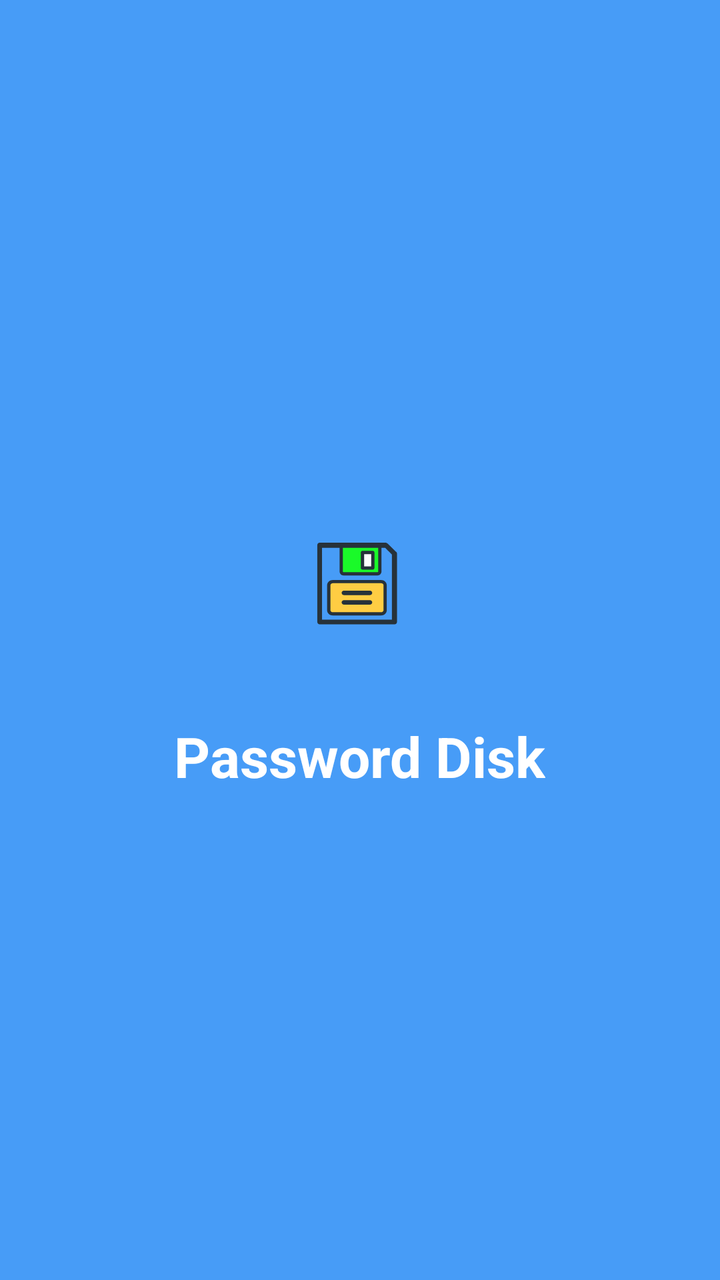
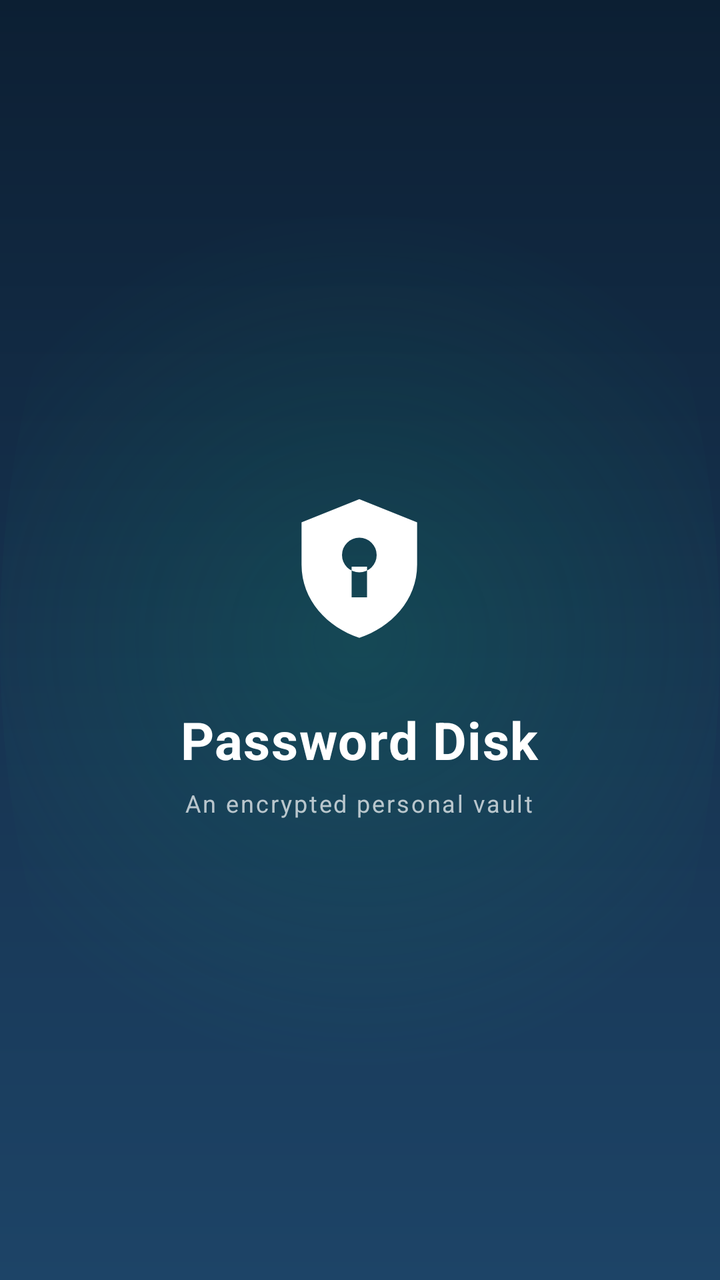

Two renders of the same Android screen: before a commit and after it. Below are the layout's source before the change and the commit's diff.
<!-- AndroidManifest.xml: activity theme Theme.PasswordDisk.Splash -->
<!-- res/layout/activity_splash.xml -->
<?xml version="1.0" encoding="utf-8"?>
<FrameLayout xmlns:android="http://schemas.android.com/apk/res/android"
    android:layout_width="match_parent"
    android:layout_height="match_parent"
    android:background="@color/blue">

    <LinearLayout
        android:layout_width="wrap_content"
        android:layout_height="wrap_content"
        android:layout_gravity="center"
        android:gravity="center"
        android:orientation="vertical">

        <ImageView
            android:id="@+id/app_icon"
            android:layout_width="100dp"
            android:layout_height="100dp"
            android:src="@drawable/ic_launcher_foreground"
            android:scaleType="fitCenter" />

        <TextView
            android:id="@+id/app_name"
            android:layout_width="wrap_content"
            android:layout_height="wrap_content"
            android:layout_marginTop="16dp"
            android:text="@string/app_name"
            android:textColor="@android:color/white"
            android:textSize="28sp"
            android:textStyle="bold" />

    </LinearLayout>

</FrameLayout>
<!-- resources referenced by this layout -->
<resources>
  <color name="blue">#FF479CF7</color>
  <!-- drawable ic_launcher_foreground (drawable) -->
  <vector xmlns:android="http://schemas.android.com/apk/res/android"
      android:width="108dp"
      android:height="108dp"
      android:viewportWidth="216"
      android:viewportHeight="216">
  
      <path
          android:pathData="M147.6,70.4L138.7,61.6c-0.7,-0.7 -1.6,-1.1 -2.6,-1.1H65.3c-1.5,0 -2.7,1.2 -2.7,2.7v82.8c0,1.5 1.2,2.7 2.7,2.7h80.7c1.5,0 2.7,-1.2 2.7,-2.7V72.3c0,-0.7 -0.3,-1.4 -0.8,-1.9z"
          android:fillColor="#27323A"/>
  
      <path
          android:pathData="M90.2,66.1h38.2v25.5c0,0.4 -0.3,0.7 -0.8,0.7H91c-0.4,0 -0.8,-0.3 -0.8,-0.7V66.1z"
          android:fillColor="#1afa29"/>
  
      <path
          android:pathData="M143.1,143.6H67.7V66.1h19v25.5c0,2.3 1.9,4.3 4.3,4.3h36.6c2.4,0 4.3,-1.9 4.3,-4.3V66.1h4c1.2,1.2 6.1,6.1 7.3,7.2v70.3z"
          android:fillColor="#479cf7"/>
  
      <path
          android:pathData="M79.5,100.8c-3.5,0 -6.3,2.5 -6.3,5.6v27.1c0,3.1 2.8,5.6 6.3,5.6h51.8c3.5,0 6.3,-2.5 6.3,-5.6v-27.1c0,-3.1 -2.8,-5.6 -6.3,-5.6H79.5z"
          android:fillColor="#27323A"/>
  
      <path
          android:pathData="M76.8,133.5v-27.1c0,-1.1 1.3,-2.1 2.7,-2.1h51.8c0.8,0 1.5,0.3 2.1,0.7 0.3,0.2 0.7,0.7 0.7,1.4v27.1c0,1.1 -1.3,2.1 -2.8,2.1H79.5c-1.5,0 -2.7,-1 -2.7,-2.1z"
          android:fillColor="#ffcd43"/>
  
      <path
          android:pathData="M111.4,69.3c-1,0 -1.8,0.8 -1.8,1.8v16.7c0,1 0.8,1.8 1.8,1.8h11.1c1,0 1.8,-0.8 1.8,-1.8V71.1c0,-1 -0.8,-1.8 -1.8,-1.8H111.4z"
          android:fillColor="#27323A"/>
  
      <path
          android:pathData="M120.8,72.9v13.2h-7.6V72.9h7.6z"
          android:fillColor="#FFFFFF"/>
  
      <path
          android:pathData="M119.5,127.4H91.3c-1.3,0 -2.4,-1.1 -2.4,-2.4 0,-1.3 1.1,-2.4 2.4,-2.4h28.2c1.3,0 2.4,1.1 2.4,2.4 0,1.3 -1.1,2.4 -2.4,2.4zM119.5,117.1H91.3c-1.3,0 -2.4,-1.1 -2.4,-2.4 0,-1.3 1.1,-2.4 2.4,-2.4h28.2c1.3,0 2.4,1.1 2.4,2.4 0,1.3 -1.1,2.4 -2.4,2.4z"
          android:fillColor="#27323A"/>
  
  </vector>
  <style name="Theme.PasswordDisk.Splash" parent="Theme.Material3.DayNight.NoActionBar">
          <item name="android:windowBackground">@color/blue</item>
          <item name="android:statusBarColor">@color/blue</item>
          <item name="android:navigationBarColor">@color/blue</item>
      </style>
  <!-- unchanged entries left out for length: 1 -->
</resources>

<!-- the commit's change to res/layout/activity_splash.xml (unified diff, before → after) -->
@@ -1,8 +1,9 @@
 <?xml version="1.0" encoding="utf-8"?>
 <FrameLayout xmlns:android="http://schemas.android.com/apk/res/android"
+    xmlns:app="http://schemas.android.com/apk/res-auto"
     android:layout_width="match_parent"
     android:layout_height="match_parent"
-    android:background="@color/blue">
+    android:background="@drawable/bg_splash">
 
     <LinearLayout
         android:layout_width="wrap_content"
@@ -13,20 +14,30 @@
 
         <ImageView
             android:id="@+id/app_icon"
-            android:layout_width="100dp"
-            android:layout_height="100dp"
-            android:src="@drawable/ic_launcher_foreground"
-            android:scaleType="fitCenter" />
+            android:layout_width="104dp"
+            android:layout_height="104dp"
+            android:contentDescription="@string/app_name"
+            android:src="@drawable/ic_brand_mark" />
 
         <TextView
             android:id="@+id/app_name"
             android:layout_width="wrap_content"
             android:layout_height="wrap_content"
-            android:layout_marginTop="16dp"
+            android:layout_marginTop="18dp"
+            android:letterSpacing="0.02"
             android:text="@string/app_name"
             android:textColor="@android:color/white"
-            android:textSize="28sp"
+            android:textSize="26sp"
             android:textStyle="bold" />
+
+        <TextView
+            android:layout_width="wrap_content"
+            android:layout_height="wrap_content"
+            android:layout_marginTop="6dp"
+            android:letterSpacing="0.08"
+            android:text="@string/app_tagline"
+            android:textColor="@color/white_70"
+            android:textSize="12sp" />
 
     </LinearLayout>
 
<!-- resource entries referenced after the edit -->
@@ -1,50 +1,205 @@
 <!-- resources referenced by this layout -->
 <resources>
-  <color name="blue">#FF479CF7</color>
-  <!-- drawable ic_launcher_foreground (drawable) -->
+  <color name="white_70">#B3FFFFFF</color>
+  <!-- drawable bg_splash (drawable) -->
+  <?xml version="1.0" encoding="utf-8"?>
+  <layer-list xmlns:android="http://schemas.android.com/apk/res/android">
+      <item>
+          <shape android:shape="rectangle">
+              <gradient
+                  android:angle="270"
+                  android:startColor="#0C1F33"
+                  android:centerColor="#16324F"
+                  android:endColor="#1D4467"
+                  android:type="linear" />
+          </shape>
+      </item>
+      <item>
+          <shape android:shape="oval">
+              <gradient
+                  android:type="radial"
+                  android:gradientRadius="60%p"
+                  android:startColor="#330E9F6E"
+                  android:endColor="#000E9F6E" />
+          </shape>
+      </item>
+  </layer-list>
+  <!-- drawable ic_brand_mark (drawable) -->
   <vector xmlns:android="http://schemas.android.com/apk/res/android"
       android:width="108dp"
       android:height="108dp"
-      android:viewportWidth="216"
-      android:viewportHeight="216">
-  
+      android:viewportWidth="108"
+      android:viewportHeight="108">
       <path
-          android:pathData="M147.6,70.4L138.7,61.6c-0.7,-0.7 -1.6,-1.1 -2.6,-1.1H65.3c-1.5,0 -2.7,1.2 -2.7,2.7v82.8c0,1.5 1.2,2.7 2.7,2.7h80.7c1.5,0 2.7,-1.2 2.7,-2.7V72.3c0,-0.7 -0.3,-1.4 -0.8,-1.9z"
-          android:fillColor="#27323A"/>
-  
-      <path
-          android:pathData="M90.2,66.1h38.2v25.5c0,0.4 -0.3,0.7 -0.8,0.7H91c-0.4,0 -0.8,-0.3 -0.8,-0.7V66.1z"
-          android:fillColor="#1afa29"/>
-  
-      <path
-          android:pathData="M143.1,143.6H67.7V66.1h19v25.5c0,2.3 1.9,4.3 4.3,4.3h36.6c2.4,0 4.3,-1.9 4.3,-4.3V66.1h4c1.2,1.2 6.1,6.1 7.3,7.2v70.3z"
-          android:fillColor="#479cf7"/>
-  
-      <path
-          android:pathData="M79.5,100.8c-3.5,0 -6.3,2.5 -6.3,5.6v27.1c0,3.1 2.8,5.6 6.3,5.6h51.8c3.5,0 6.3,-2.5 6.3,-5.6v-27.1c0,-3.1 -2.8,-5.6 -6.3,-5.6H79.5z"
-          android:fillColor="#27323A"/>
-  
-      <path
-          android:pathData="M76.8,133.5v-27.1c0,-1.1 1.3,-2.1 2.7,-2.1h51.8c0.8,0 1.5,0.3 2.1,0.7 0.3,0.2 0.7,0.7 0.7,1.4v27.1c0,1.1 -1.3,2.1 -2.8,2.1H79.5c-1.5,0 -2.7,-1 -2.7,-2.1z"
-          android:fillColor="#ffcd43"/>
-  
-      <path
-          android:pathData="M111.4,69.3c-1,0 -1.8,0.8 -1.8,1.8v16.7c0,1 0.8,1.8 1.8,1.8h11.1c1,0 1.8,-0.8 1.8,-1.8V71.1c0,-1 -0.8,-1.8 -1.8,-1.8H111.4z"
-          android:fillColor="#27323A"/>
-  
-      <path
-          android:pathData="M120.8,72.9v13.2h-7.6V72.9h7.6z"
-          android:fillColor="#FFFFFF"/>
-  
-      <path
-          android:pathData="M119.5,127.4H91.3c-1.3,0 -2.4,-1.1 -2.4,-2.4 0,-1.3 1.1,-2.4 2.4,-2.4h28.2c1.3,0 2.4,1.1 2.4,2.4 0,1.3 -1.1,2.4 -2.4,2.4zM119.5,117.1H91.3c-1.3,0 -2.4,-1.1 -2.4,-2.4 0,-1.3 1.1,-2.4 2.4,-2.4h28.2c1.3,0 2.4,1.1 2.4,2.4 0,1.3 -1.1,2.4 -2.4,2.4z"
-          android:fillColor="#27323A"/>
-  
+          android:fillColor="#FFFFFFFF"
+          android:fillType="evenOdd"
+          android:pathData="M54,20L84,32V54C84,72.5 70.5,86.5 54,92C37.5,86.5 24,72.5 24,54V32L54,20Z M45,49a9,9 0 1,0 18,0a9,9 0 1,0 -18,0Z M50,55h8v16h-8z" />
   </vector>
-  <style name="Theme.PasswordDisk.Splash" parent="Theme.Material3.DayNight.NoActionBar">
-          <item name="android:windowBackground">@color/blue</item>
-          <item name="android:statusBarColor">@color/blue</item>
-          <item name="android:navigationBarColor">@color/blue</item>
+  <string name="app_tagline">An encrypted personal vault</string>
+  <style name="Theme.PasswordDisk.Splash" parent="Theme.PasswordDisk">
+          <item name="android:windowBackground">@drawable/bg_splash</item>
+          <item name="android:windowLightStatusBar">false</item>
+          <item name="android:windowLightNavigationBar" tools:targetApi="o_mr1">false</item>
+      </style>
+  <style name="Theme.PasswordDisk" parent="Base.Theme.PasswordDisk">
+          <item name="android:statusBarColor">@android:color/transparent</item>
+          <item name="android:navigationBarColor">@android:color/transparent</item>
+          <item name="android:windowLightStatusBar">true</item>
+          <item name="android:windowLightNavigationBar" tools:targetApi="o_mr1">true</item>
+      </style>
+  <style name="Base.Theme.PasswordDisk" parent="Theme.Material3.DayNight.NoActionBar">
+  
+          <item name="colorPrimary">@color/color_primary</item>
+          <item name="colorOnPrimary">@color/color_on_primary</item>
+          <item name="colorPrimaryContainer">@color/color_primary_container</item>
+          <item name="colorOnPrimaryContainer">@color/color_on_primary_container</item>
+  
+          <item name="colorSecondary">@color/color_secondary</item>
+          <item name="colorOnSecondary">@color/color_on_secondary</item>
+          <item name="colorSecondaryContainer">@color/color_secondary_container</item>
+          <item name="colorOnSecondaryContainer">@color/color_on_secondary_container</item>
+  
+          <item name="colorTertiary">@color/color_tertiary</item>
+          <item name="colorOnTertiary">@color/color_on_tertiary</item>
+          <item name="colorTertiaryContainer">@color/color_tertiary_container</item>
+          <item name="colorOnTertiaryContainer">@color/color_on_tertiary_container</item>
+  
+          <item name="colorError">@color/color_error</item>
+          <item name="colorOnError">@color/color_on_error</item>
+          <item name="colorErrorContainer">@color/color_error_container</item>
+          <item name="colorOnErrorContainer">@color/color_on_error_container</item>
+  
+          <item name="android:colorBackground">@color/background</item>
+          <item name="colorOnBackground">@color/color_on_background</item>
+          <item name="colorSurface">@color/color_surface</item>
+          <item name="colorOnSurface">@color/color_on_surface</item>
+          <item name="colorSurfaceVariant">@color/color_surface_variant</item>
+          <item name="colorOnSurfaceVariant">@color/color_on_surface_variant</item>
+          <item name="colorOutline">@color/color_outline</item>
+  
+          <item name="android:windowBackground">@color/background</item>
+          <item name="android:forceDarkAllowed" tools:targetApi="q">false</item>
+          <item name="android:enforceStatusBarContrast" tools:targetApi="q">false</item>
+          <item name="android:enforceNavigationBarContrast" tools:targetApi="q">false</item>
+  
+          <item name="bottomNavigationStyle">@style/Widget.PasswordDisk.BottomNav</item>
+          <item name="materialCardViewStyle">@style/Widget.PasswordDisk.Card</item>
+          <item name="materialAlertDialogTheme">@style/ThemeOverlay.PasswordDisk.Dialog</item>
+          <item name="bottomSheetDialogTheme">@style/ThemeOverlay.PasswordDisk.BottomSheet</item>
+          <item name="materialButtonStyle">@style/Widget.PasswordDisk.Button</item>
+          <item name="chipStyle">@style/Widget.PasswordDisk.Chip</item>
+          <item name="android:fontFamily">sans-serif</item>
+      </style>
+  <color name="color_primary">#16324F</color>
+  <color name="color_on_primary">#FFFFFF</color>
+  <color name="color_primary_container">#D9E5F3</color>
+  <color name="color_on_primary_container">#071B2E</color>
+  <color name="color_secondary">#0E9F6E</color>
+  <color name="color_on_secondary">#FFFFFF</color>
+  <color name="color_secondary_container">#C6F1E1</color>
+  <color name="color_on_secondary_container">#00382A</color>
+  <color name="color_tertiary">#5B4BC4</color>
+  <color name="color_on_tertiary">#FFFFFF</color>
+  <color name="color_tertiary_container">#E6E1FF</color>
+  <color name="color_on_tertiary_container">#1C1550</color>
+  <color name="color_error">#BA1A1A</color>
+  <color name="color_on_error">#FFFFFF</color>
+  <color name="color_error_container">#FFDAD6</color>
+  <color name="color_on_error_container">#410002</color>
+  <color name="background">#F4F6FA</color>
+  <color name="color_on_background">#0F1B2A</color>
+  <color name="color_surface">#FFFFFF</color>
+  <color name="color_on_surface">#0F1B2A</color>
+  <color name="color_surface_variant">#EBF0F7</color>
+  <color name="color_on_surface_variant">#586A7D</color>
+  <color name="color_outline">#C9D4E2</color>
+  <style name="Widget.PasswordDisk.BottomNav" parent="Widget.Material3.BottomNavigationView">
+          <item name="android:background">?attr/colorSurface</item>
+          <item name="itemIconTint">@color/bottom_nav_item_color</item>
+          <item name="itemTextColor">@color/bottom_nav_item_color</item>
+          <item name="itemActiveIndicatorStyle">@style/Widget.PasswordDisk.BottomNavIndicator</item>
+          <item name="itemTextAppearanceActive">@style/TextAppearance.PasswordDisk.NavLabel.Active</item>
+          <item name="itemTextAppearanceInactive">@style/TextAppearance.PasswordDisk.NavLabel</item>
+          <item name="elevation">0dp</item>
+      </style>
+  <style name="Widget.PasswordDisk.Card" parent="Widget.Material3.CardView.Filled">
+          <item name="cardBackgroundColor">?attr/colorSurface</item>
+          <item name="cardCornerRadius">@dimen/radius_lg</item>
+          <item name="cardElevation">0dp</item>
+          <item name="strokeWidth">1dp</item>
+          <item name="strokeColor">@color/color_outline_variant</item>
+          <item name="rippleColor">?attr/colorSurfaceVariant</item>
+          <item name="android:stateListAnimator">@null</item>
+      </style>
+  <style name="ThemeOverlay.PasswordDisk.Dialog" parent="ThemeOverlay.Material3.MaterialAlertDialog">
+          <item name="shapeAppearanceOverlay">@style/ShapeAppearance.PasswordDisk.Dialog</item>
+          <item name="android:backgroundTint">?attr/colorSurface</item>
+      </style>
+  <style name="ThemeOverlay.PasswordDisk.BottomSheet" parent="ThemeOverlay.Material3.BottomSheetDialog">
+          <item name="bottomSheetStyle">@style/Widget.PasswordDisk.BottomSheet</item>
+      </style>
+  <style name="Widget.PasswordDisk.Button" parent="Widget.Material3.Button">
+          <item name="android:minHeight">@dimen/button_height</item>
+          <item name="android:insetTop">0dp</item>
+          <item name="android:insetBottom">0dp</item>
+          <item name="cornerRadius">@dimen/radius_sm</item>
+          <item name="android:textSize">15sp</item>
+          <item name="android:textStyle">bold</item>
+          <item name="android:fontFamily">sans-serif-medium</item>
+          <item name="android:letterSpacing">0.01</item>
+          <item name="iconSize">20dp</item>
+          <item name="iconPadding">8dp</item>
+      </style>
+  <style name="Widget.PasswordDisk.Chip" parent="Widget.Material3.Chip.Filter">
+          <item name="chipCornerRadius">@dimen/radius_sm</item>
+          <item name="chipMinHeight">38dp</item>
+          <item name="chipMinTouchTargetSize">44dp</item>
+          <item name="chipStartPadding">14dp</item>
+          <item name="chipEndPadding">14dp</item>
+          <item name="android:textSize">13sp</item>
+          <item name="android:fontFamily">sans-serif-medium</item>
+          <item name="chipStrokeWidth">1dp</item>
+          <item name="chipStrokeColor">@color/chip_stroke</item>
+          <item name="chipBackgroundColor">@color/chip_background</item>
+          <item name="android:textColor">@color/chip_text</item>
+          <item name="checkedIconVisible">false</item>
+      </style>
+  <style name="Widget.PasswordDisk.BottomNavIndicator" parent="Widget.Material3.BottomNavigationView.ActiveIndicator">
+          <item name="android:color">?attr/colorPrimaryContainer</item>
+          <item name="android:width">60dp</item>
+          <item name="android:height">30dp</item>
+          <item name="shapeAppearance">@style/ShapeAppearance.PasswordDisk.Pill</item>
+      </style>
+  <style name="TextAppearance.PasswordDisk.NavLabel.Active" parent="TextAppearance.PasswordDisk.NavLabel">
+          <item name="android:textStyle">bold</item>
+      </style>
+  <style name="TextAppearance.PasswordDisk.NavLabel" parent="TextAppearance.Material3.LabelMedium">
+          <item name="android:textSize">11sp</item>
+          <item name="android:fontFamily">sans-serif-medium</item>
+      </style>
+  <dimen name="radius_lg">22dp</dimen>
+  <color name="color_outline_variant">#E3EAF3</color>
+  <style name="ShapeAppearance.PasswordDisk.Dialog" parent="">
+          <item name="cornerFamily">rounded</item>
+          <item name="cornerSize">@dimen/radius_xl</item>
+      </style>
+  <style name="Widget.PasswordDisk.BottomSheet" parent="Widget.Material3.BottomSheet.Modal">
+          <item name="shapeAppearanceOverlay">@style/ShapeAppearance.PasswordDisk.Sheet</item>
+          <item name="backgroundTint">?attr/colorSurface</item>
+      </style>
+  <dimen name="button_height">52dp</dimen>
+  <dimen name="radius_sm">14dp</dimen>
+  <style name="ShapeAppearance.PasswordDisk.Pill" parent="">
+          <item name="cornerFamily">rounded</item>
+          <item name="cornerSize">50%</item>
+      </style>
+  <dimen name="radius_xl">28dp</dimen>
+  <style name="ShapeAppearance.PasswordDisk.Sheet" parent="">
+          <item name="cornerFamily">rounded</item>
+          <item name="cornerSizeTopLeft">@dimen/radius_xl</item>
+          <item name="cornerSizeTopRight">@dimen/radius_xl</item>
+          <item name="cornerSizeBottomLeft">0dp</item>
+          <item name="cornerSizeBottomRight">0dp</item>
       </style>
   <!-- unchanged entries left out for length: 1 -->
 </resources>
